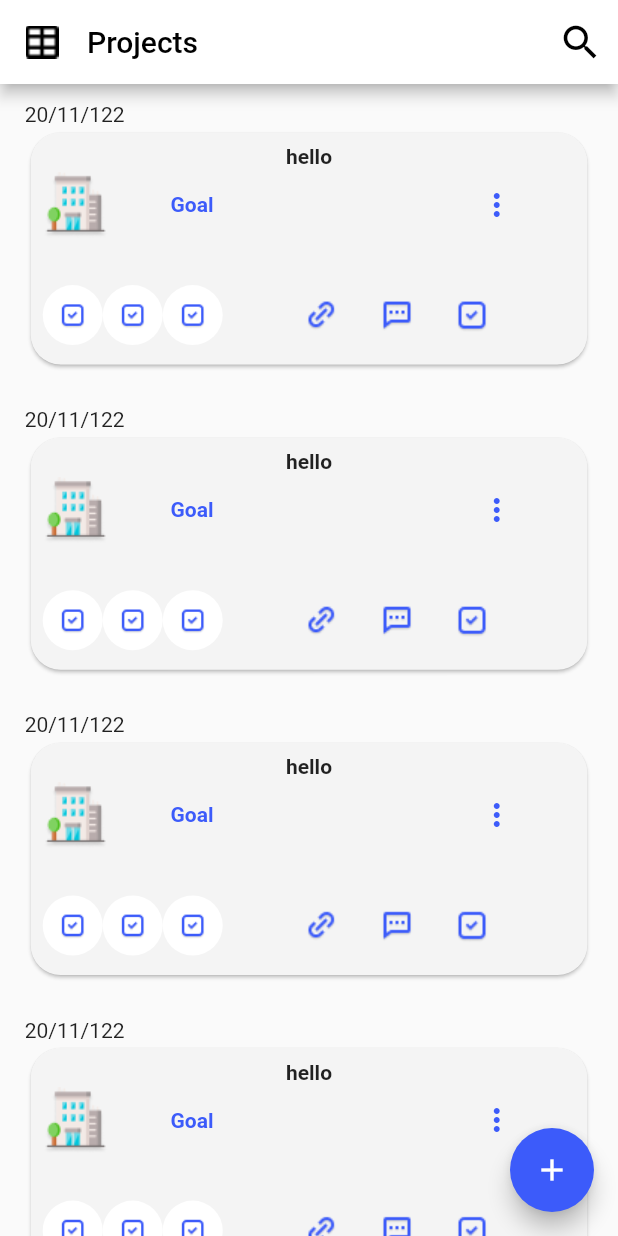
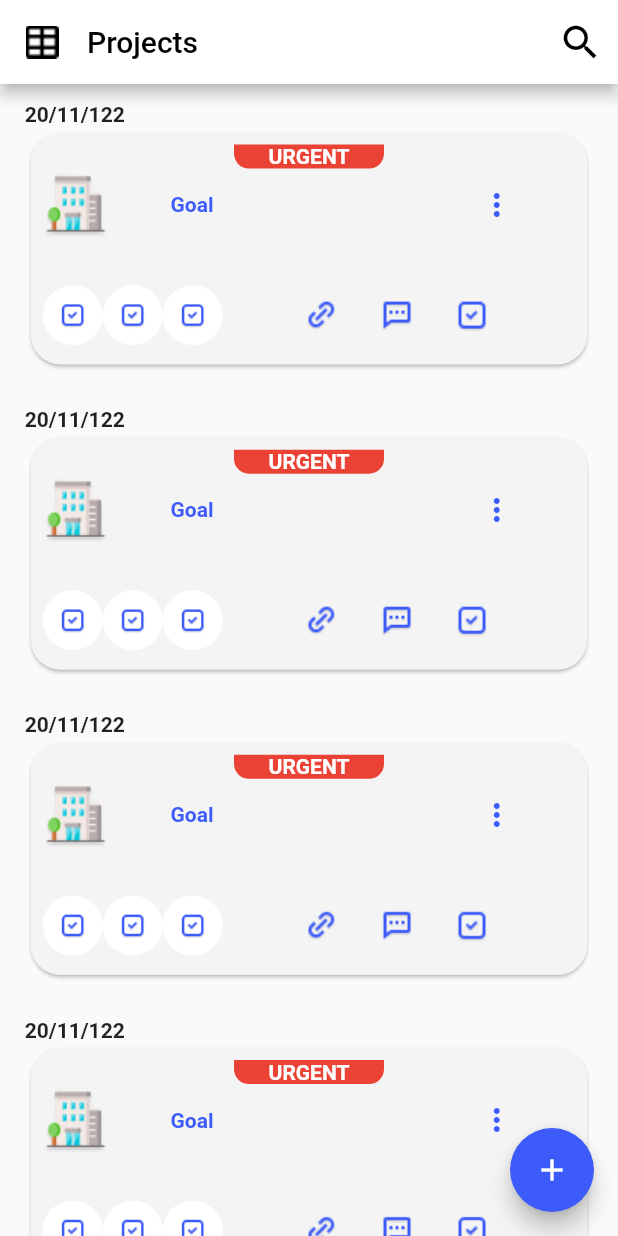
Before and after one commit to Zishan-62/MAANAGE, a Flutter app: the ProjectPage screen opened by its route, on a phone screen of 412 x 824 dp. Run offline on Flutter 3.47's test engine with Material 2 defaults, Android fonts, the phone set to English and light mode, and no system bars; our stand-ins replace buttons_tabbar, datetime_picker_formfield, firebase_auth, firebase_core, geocoding, geolocator and 6 more; missing offline and left inert: dart:ffi; accounts and stored records are empty; Roboto replaces fonts that are missing (Montserrat).

Commit message:
project page fixed

```diff
--- a/mini_project_3/maanage/lib/Project/projects.dart
+++ b/mini_project_3/maanage/lib/Project/projects.dart
@@ -1,3 +1,5 @@
+// ignore_for_file: prefer_const_constructors
+
 import 'package:flutter/material.dart';
 
 class ProjectPage extends StatefulWidget {
@@ -44,7 +46,11 @@ class _ProjectPageState extends State<ProjectPage> {
                 child: Column(
                   children: [
                     Align(
-                        alignment: Alignment.topLeft, child: Text("20/11/122")),
+                        alignment: Alignment.topLeft,
+                        child: Text(
+                          "20/11/122",
+                          style: TextStyle(fontWeight: FontWeight.bold),
+                        )),
                     Card(
                       shape: RoundedRectangleBorder(
                         borderRadius: BorderRadius.circular(20),
@@ -56,9 +62,22 @@ class _ProjectPageState extends State<ProjectPage> {
                           children: [
                             Align(
                               alignment: Alignment.center,
-                              child: Text(
-                                "hello",
-                                style: TextStyle(fontWeight: FontWeight.bold),
+                              child: Container(
+                                alignment: Alignment.center,
+                                width: 100,
+                                decoration: BoxDecoration(
+                                  borderRadius: BorderRadius.only(
+                                    bottomLeft: Radius.circular(10),
+                                    bottomRight: Radius.circular(10),
+                                  ),
+                                  color: Color(0xffEA4335),
+                                ),
+                                child: Text(
+                                  "URGENT",
+                                  style: TextStyle(
+                                      fontWeight: FontWeight.bold,
+                                      color: Colors.white),
+                                ),
                               ),
                             ),
                             Row(
```
